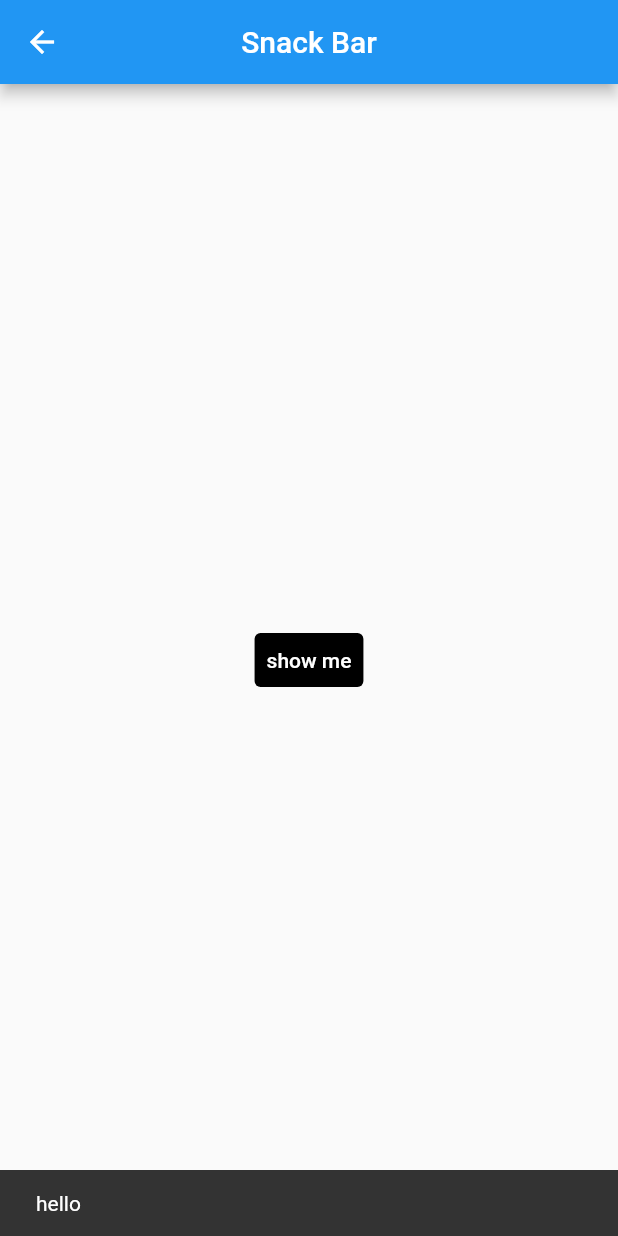
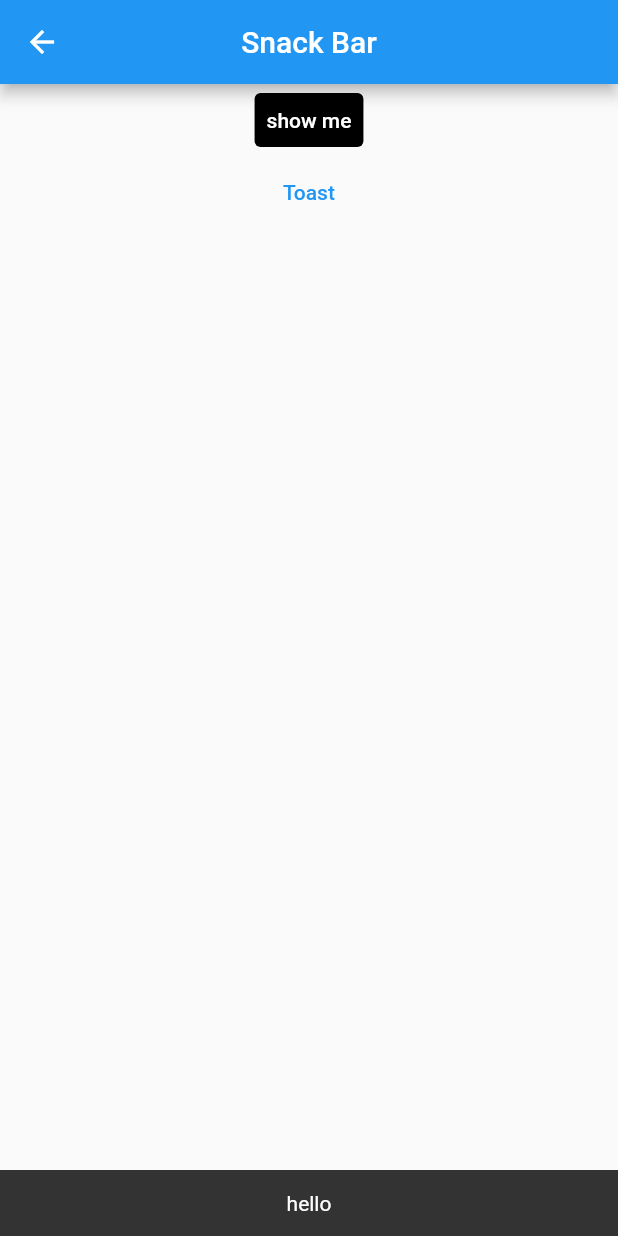
Before and after one commit to StudyForBetterLife/flutter, a Flutter app: the MySnackBar screen opened directly, after a tap on "show me", on a phone screen of 412 x 824 dp. Run offline on Flutter 3.47's test engine with Material 2 defaults, Android fonts, the phone set to English and light mode, and no system bars; our stand-ins replace fluttertoast.

Commit message:
토스트 메세지(Toast message)
- `fluttertoast: ^8.0.8`

```diff
--- a/lib/screen/snack_bar.dart
+++ b/lib/screen/snack_bar.dart
@@ -1,4 +1,5 @@
 import 'package:flutter/material.dart';
+import 'package:fluttertoast/fluttertoast.dart';
 
 class MySnackBar extends StatelessWidget {
   const MySnackBar({super.key});
@@ -12,20 +13,46 @@ class MySnackBar extends StatelessWidget {
       ),
       body: Builder(
           builder: (ctx) => Center(
-                child: TextButton(
+                child: Column(
+                  children: [
+                    TextButton(
                       style: ButtonStyle(
-                    backgroundColor: MaterialStatePropertyAll(Color.alphaBlend(Colors.black, Colors.black))
-                  ),
+                          backgroundColor: MaterialStatePropertyAll(
+                              Color.alphaBlend(Colors.black, Colors.black))),
                       onPressed: () {
-                    ScaffoldMessenger.of(ctx)
-                        .showSnackBar(const SnackBar(content: Text("hello")));
+                        ScaffoldMessenger.of(ctx).showSnackBar(const SnackBar(
+                            content: Text(
+                          "hello",
+                          textAlign: TextAlign.center,
+                        )));
                       },
                       child: const Text(
                         "show me",
                         style: TextStyle(color: Colors.white),
                       ),
                     ),
+                    TextButton(
+                        onPressed: () {
+                          flutterToast();
+                        },
+                        child: const Text(
+                          "Toast",
+                          style: TextStyle(color: Colors.blue),
+                        ))
+                  ],
+                ),
               )),
     );
   }
 }
+
+void flutterToast() {
+  Fluttertoast.showToast(
+      msg: "Flutter",
+      gravity: ToastGravity.BOTTOM,
+      webPosition: "center",
+      backgroundColor: Colors.redAccent,
+      fontSize: 20.0,
+      textColor: Colors.white,
+      toastLength: Toast.LENGTH_SHORT);
+}
--- a/pubspec.yaml
+++ b/pubspec.yaml
@@ -46,6 +46,7 @@ dev_dependencies:
   # package. See that file for information about deactivating specific lint
   # rules and activating additional ones.
   flutter_lints: ^2.0.0
+  fluttertoast: ^8.0.8
 
 # For information on the generic Dart part of this file, see the
 # following page: https://dart.dev/tools/pub/pubspec
```
Also changed, not shown: pubspec.lock. Lines whose indentation alone changed are shown as unchanged.
